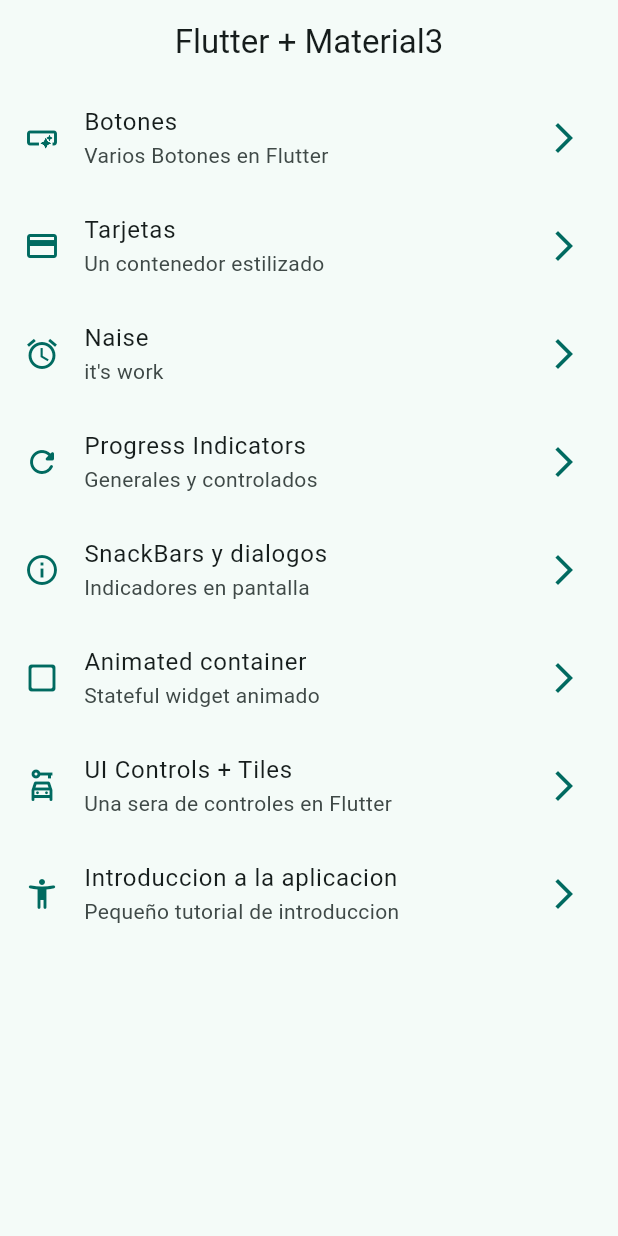
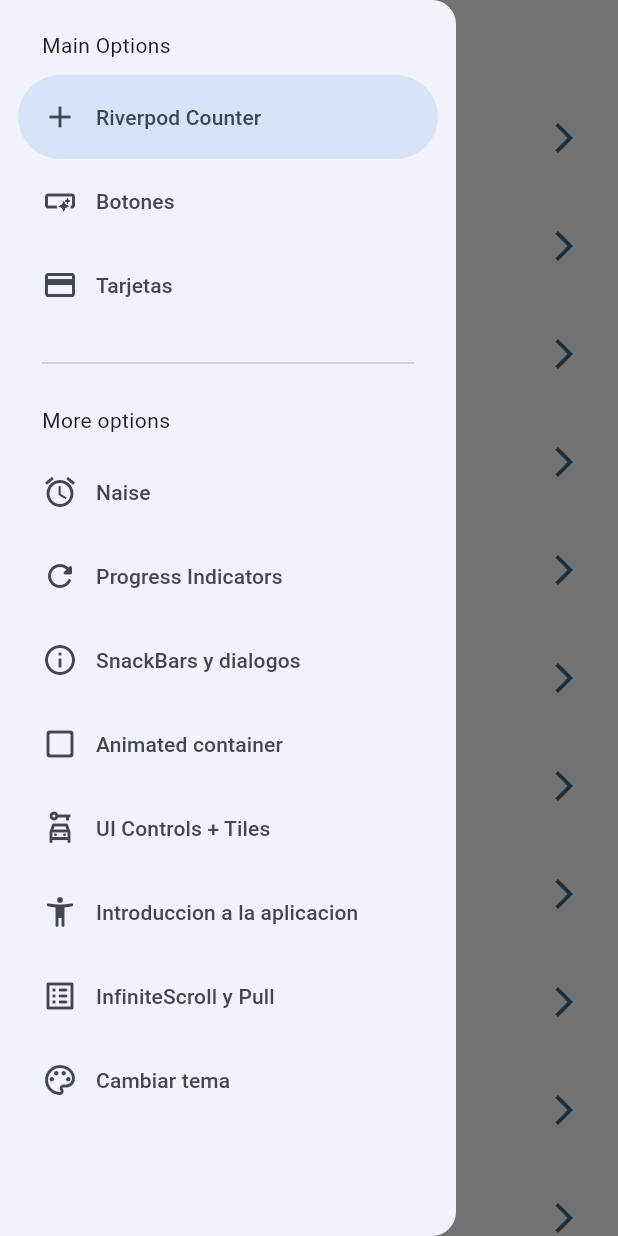
Before and after one commit to JAMM0118/widgets_app, a Flutter app: the screen it shows after launch, with the side drawer open (before the commit the screen has no drawer), on a phone screen of 412 x 824 dp. Run offline on Flutter 3.47's test engine with Material 2 defaults, Android fonts, the phone set to English and light mode, and no system bars; our stand-ins replace animate_do, flutter_riverpod, go_router.

Commit message:
antes de state notifier

```diff
--- a/lib/config/menu/menu_items.dart
+++ b/lib/config/menu/menu_items.dart
@@ -17,6 +17,13 @@ class MenuItem{
 }
 
 const appMenuItems = <MenuItem>[
+    MenuItem(
+    title: "Riverpod Counter",
+    subTitle: "Indroduccion a riverpod",
+    link: "/counter-riverpod",
+    icon: Icons.add
+    ),
+
   MenuItem(
     title: "Botones",
     subTitle: "Varios Botones en Flutter",
@@ -73,5 +80,21 @@ const appMenuItems = <MenuItem>[
     icon: Icons.accessibility_new_rounded
     ),
 
+    MenuItem(
+    title: "InfiniteScroll y Pull",
+    subTitle: "Lista infinita y pull to refresh",
+    link: "/infinite",
+    icon: Icons.list_alt_rounded
+    ),
+
+  MenuItem(
+    title: "Cambiar tema",
+    subTitle: "Cambiar tema de la aplicacion",
+    link: "/theme-changer",
+    icon: Icons.color_lens_outlined
+    ),
+
+
+
 
 ];
--- a/lib/config/router/app_router.dart
+++ b/lib/config/router/app_router.dart
@@ -51,6 +51,18 @@ final appRouter = GoRouter(
      GoRoute(
       path: "/app_tutorial",
       builder: (context, state) => const AppTutorialScreen(),
+    ),
+     GoRoute(
+      path: "/infinite",
+      builder: (context, state) => const InfiniteScrollScreen(),
+    ),
+    GoRoute(
+      path: "/counter-riverpod",
+      builder: (context, state) => const CounterScreen(),
+    ),
+    GoRoute(
+      path: "/theme-changer",
+      builder: (context, state) => const ThemeChangerScreen(),
     )
   ],
 );
--- a/lib/config/theme/app_theme.dart
+++ b/lib/config/theme/app_theme.dart
@@ -15,16 +15,19 @@ const colorList = <Color>[
 
 class AppTheme{
   final int selectedColor;
+  final bool isDarkMode;
 
   AppTheme({
-    this.selectedColor =0
-  }):assert( selectedColor >= 0,"Selected color must be greater then 0"),
+    this.selectedColor =0,
+    this.isDarkMode = false
+  }):assert( selectedColor >= 0,"Selected color must be greater than 0"),
   assert(
     selectedColor < colorList.length,"Selected color must be less or equal than ${colorList.length-1}");
 
 
   ThemeData getTheme() => ThemeData(
     useMaterial3: true,
+    brightness: isDarkMode ? Brightness.dark : Brightness.light,
     colorSchemeSeed: colorList[selectedColor], // se da el color del tema de la app
     appBarTheme: const AppBarTheme(centerTitle: true), //se centraliza el titulo del appbar
   );
--- a/lib/main.dart
+++ b/lib/main.dart
@@ -1,21 +1,31 @@
 import 'package:flutter/material.dart';
+import 'package:flutter_riverpod/flutter_riverpod.dart';
 import 'package:widgets_app/config/router/app_router.dart';
 import 'package:widgets_app/config/theme/app_theme.dart';
+import 'package:widgets_app/presetation/providers/theme_provider.dart';
 
 void main() {
-  runApp(const MainApp());
+  runApp(
+    const ProviderScope(
+      child:MainApp()
+    )
+  );
 }
 
-class MainApp extends StatelessWidget {
+class MainApp extends ConsumerWidget {
   const MainApp({super.key});
 
   @override
-  Widget build(BuildContext context) {
+  Widget build(BuildContext context,ref) {
+    final isModeDark = ref.watch(isDarkThemeProvider);
+    final selectedColorIndex = ref.watch(selectedColorProviderIndex);
+
     return MaterialApp.router(
       title: "Flutter Widgets App",
       routerConfig: appRouter,
       debugShowCheckedModeBanner: false,
-      theme: AppTheme(selectedColor: 7).getTheme(),
+      theme: AppTheme(selectedColor: selectedColorIndex, isDarkMode: isModeDark).getTheme(),
+
 
 
       /*Scaffold(
--- /dev/null
+++ b/lib/presetation/providers/counter_provider.dart
@@ -0,0 +1,4 @@
+import 'package:flutter_riverpod/flutter_riverpod.dart';
+
+
+final counterProvider = StateProvider((ref) => 5);
--- /dev/null
+++ b/lib/presetation/providers/theme_provider.dart
@@ -0,0 +1,16 @@
+
+import 'package:flutter_riverpod/flutter_riverpod.dart';
+import 'package:widgets_app/config/theme/app_theme.dart';
+
+
+//un simple bool que indica si es dark o light
+final isDarkThemeProvider = StateProvider((ref) => false);
+
+
+//Listado de colores inmutable
+
+//es un provider que no cambia (const) por lo tanto se le asigna una lista de colores que no cambia (const)
+final colorListProvider = Provider((ref) => colorList);
+
+//un simple int
+final selectedColorProviderIndex = StateProvider((ref) => 0);
--- a/lib/presetation/screens/home/home_screen.dart
+++ b/lib/presetation/screens/home/home_screen.dart
@@ -1,17 +1,23 @@
 import 'package:flutter/material.dart';
 import 'package:go_router/go_router.dart';
 import 'package:widgets_app/config/menu/menu_items.dart';
+import 'package:widgets_app/presetation/widgets/side_menu.dart';
 
 class HomeScreen extends StatelessWidget {
   const HomeScreen({super.key});
 
   @override
   Widget build(BuildContext context) {
+
+   final scaffoldKey = GlobalKey<ScaffoldState>(); //con esto obtenemos el estado actual del scaffold
+
    return Scaffold(
+      key: scaffoldKey,
       appBar: AppBar(
         title: const Text("Flutter + Material3"),
       ),
       body: const _HomeView(),
+      drawer: SideMenu(scaffoldKey: scaffoldKey)//se crea un placeholder para el menu lateral por defecto se ubica a la izquierda
 
     );
   }
--- a/lib/presetation/screens/screens.dart
+++ b/lib/presetation/screens/screens.dart
@@ -1,11 +1,13 @@
 //archivo barril
 
+export 'package:widgets_app/presetation/screens/theme-changer/theme_changer_screen.dart';
+export 'package:widgets_app/presetation/screens/counter-riverpod/counter_screen.dart';
 export 'package:widgets_app/presetation/screens/animated/animated_screen.dart';
 export 'package:widgets_app/presetation/screens/app_tutorial/app_tutorial_screen.dart';
 export 'package:widgets_app/presetation/screens/buttons/buttons_screen.dart';
 export 'package:widgets_app/presetation/screens/cards/cards_screen.dart';
 export 'package:widgets_app/presetation/screens/home/home_screen.dart';
-export 'package:widgets_app/presetation/screens/infinite_scroll/infinite_scroll_screen.dart';
+export 'package:widgets_app/presetation/screens/infinite/infinite_scroll_screen.dart';
 export 'package:widgets_app/presetation/screens/nice/nice_screen.dart';
 export 'package:widgets_app/presetation/screens/progress/progress_screen.dart';
 export 'package:widgets_app/presetation/screens/snackbar/snackbar_screen.dart';
--- /dev/null
+++ b/lib/presetation/widgets/side_menu.dart
@@ -0,0 +1,72 @@
+import 'package:flutter/material.dart';
+import 'package:go_router/go_router.dart';
+import 'package:widgets_app/config/menu/menu_items.dart';
+
+class SideMenu extends StatefulWidget {
+
+  final GlobalKey<ScaffoldState>scaffoldKey;
+  const SideMenu({super.key, required this.scaffoldKey});
+
+  @override
+  State<SideMenu> createState() => _SideMenuState();
+}
+
+class _SideMenuState extends State<SideMenu> {
+
+  int navDrawerIndex  = 0;
+  @override
+  Widget build(BuildContext context) {
+
+    final hastNotch = MediaQuery.of(context).viewPadding.top >35; //para saber si el dispositivo tiene notch
+
+
+    return NavigationDrawer(
+      selectedIndex: navDrawerIndex,
+      onDestinationSelected: (value) { //para poder cambiar la seleccion del menu
+
+        setState(() {navDrawerIndex = value;});
+        final menuItem = appMenuItems[value];
+        context.push(menuItem.link); //push genera un stack (pila) go solo genera una nueva ubicacion
+
+        //recuerda el widget para hacer la referencia de la super key de un stafulWidget
+        widget.scaffoldKey.currentState?.closeDrawer();
+      },
+      children: [
+
+        Padding(
+          padding: EdgeInsets.fromLTRB(28,hastNotch ? 10 : 20,16,10), //para darle un padding al texto en todas las direcciones all-version is better
+          child: const Text("Main Options")
+        ),
+        ...appMenuItems
+          .sublist(0,3) //para que se muestre de la primer hasta la 3 opcion de la opciones
+
+          .map((item) => NavigationDrawerDestination(
+            icon: Icon(item.icon),
+            label: Text(item.title),
+
+            )
+          ),
+          const Padding(
+            padding: EdgeInsets.fromLTRB(28, 16, 28, 10),
+            child: Divider(),
+          ),
+
+          const Padding(
+            padding: EdgeInsets.fromLTRB(28, 10, 16, 10),
+            child: Text("More options"),
+          ),
+
+          ...appMenuItems
+          .sublist(3) //para se demuestre despues del tercer elementos de las opciones
+          .map((item) => NavigationDrawerDestination(
+            icon: Icon(item.icon),
+            label: Text(item.title)
+            )
+          ),
+
+
+
+      ]
+    );
+  }
+}
--- a/pubspec.yaml
+++ b/pubspec.yaml
@@ -10,6 +10,7 @@ dependencies:
   animate_do: ^3.1.2
   flutter:
     sdk: flutter
+  flutter_riverpod: ^2.4.4
   go_router: ^12.0.0
 
 dev_dependencies:
@@ -21,4 +22,4 @@ flutter:
   uses-material-design: true
 
   assets:
-    - assets/Images/
+    - assets/images/
```
Also changed, not shown: lib/presetation/screens/app_tutorial/app_tutorial_screen.dart (+4 -3 lines), lib/presetation/screens/counter-riverpod/counter_screen.dart (added, +47 -0 lines), lib/presetation/screens/infinite/infinite_scroll_screen.dart (added, +140 -0 lines), lib/presetation/screens/infinite_scroll/infinite_scroll_screen.dart (deleted, +0 -13 lines), lib/presetation/screens/theme-changer/theme_changer_screen.dart (added, +58 -0 lines), pubspec.lock.
